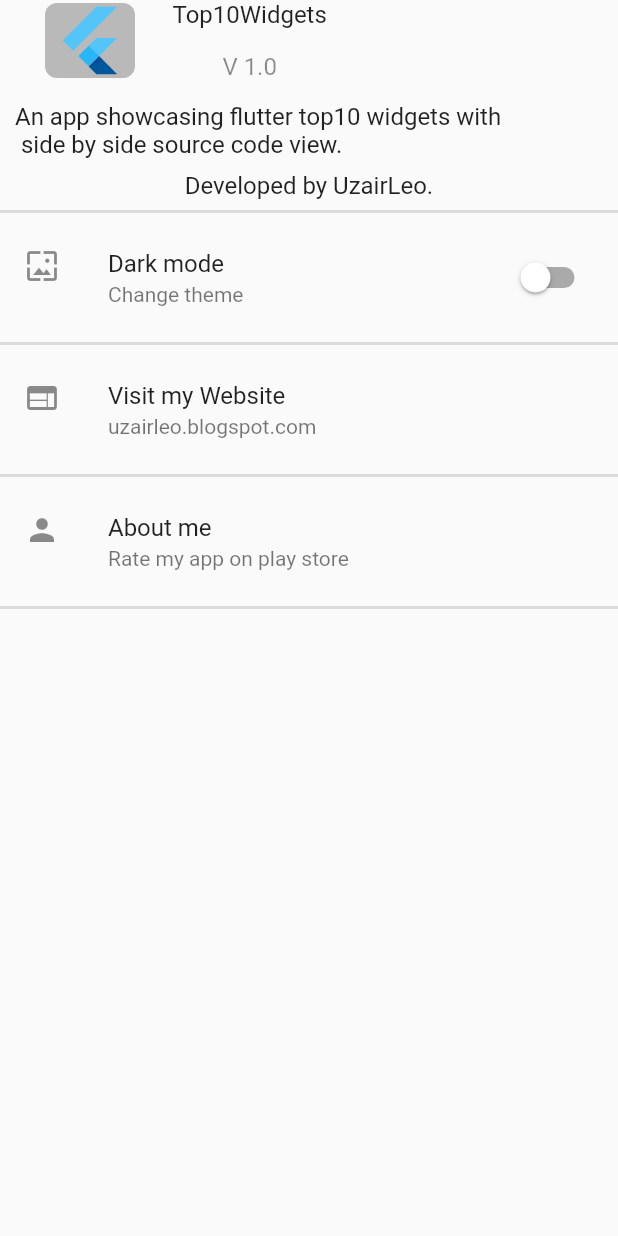
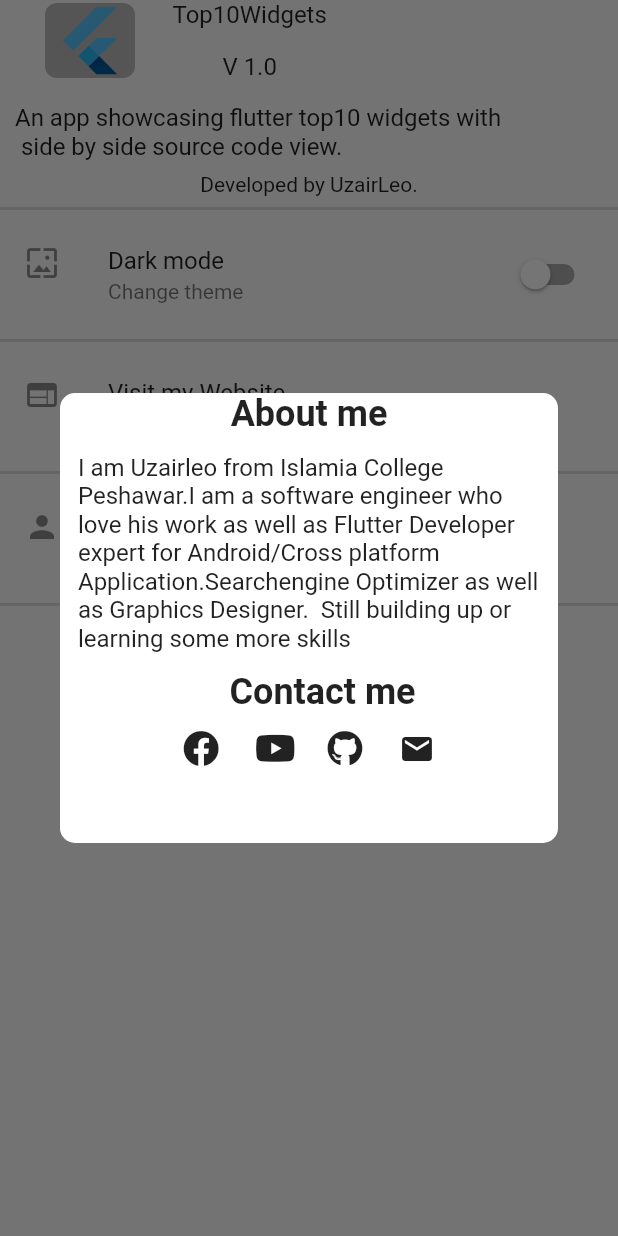
Before and after one commit to uzairleo/top10_flutter_widget, a Flutter app: the BackHome widget shown alone on an empty page, opened directly, after a tap on "About me", on a phone screen of 412 x 824 dp. Run offline on Flutter 3.47's test engine with Material 2 defaults, Android fonts, the light colour scheme and no system bars; our stand-ins replace backdrop, flutter_spinkit, font_awesome_flutter; Roboto replaces fonts that are missing (Satisfy); project files that could hold a hidden picture were left out.

Commit message:
fonts added

```diff
--- /dev/null
+++ b/lib/Aboutme.dart
@@ -0,0 +1,97 @@
+import 'package:flutter/material.dart';
+import 'package:url_launcher/url_launcher.dart';
+import 'package:font_awesome_flutter/font_awesome_flutter.dart';
+aboutme(BuildContext context)
+{
+  return
+    showDialog(
+        context: context,
+        builder: (BuildContext context) {
+          return Dialog(
+            elevation: 0.0,
+            backgroundColor: Colors.transparent,
+            child: Container(
+              height: 300.0,
+              decoration: BoxDecoration(
+                color: Colors.white,
+                borderRadius: BorderRadius.circular(10.0),
+              ),
+              child: Column(
+                // crossAxisAlignment: CrossAxisAlignment.start,
+                children: <Widget>[
+                  Text(
+                    "About me",
+                    style: TextStyle(
+                        fontSize: 24.0,
+                        fontWeight: FontWeight.bold,
+                        fontFamily: 'Satisfy'),
+                  ),
+                  Padding(
+                    padding: EdgeInsets.all(12.0),
+                    child: Text(
+                      'I am Uzairleo from Islamia College Peshawar.'
+                      'I am a software engineer who love his work '
+                      'as well as Flutter Developer expert for '
+                      'Android/Cross platform Application.Search'
+                      'engine Optimizer as well as Graphics Designer. '
+                      ' Still building up or learning some more skills',
+                      style: TextStyle(
+                        fontSize: 16.0,
+                      ),
+                    ),
+                  ),
+                  Padding(
+                    padding: const EdgeInsets.only(left: 18.0),
+                    child: Text(
+                      "Contact me",
+                      style: TextStyle(
+                          fontSize: 24.0,
+                          fontWeight: FontWeight.bold,
+                          fontFamily: 'Satisfy'),
+                    ),
+                  ),
+                  Row(
+                    mainAxisAlignment: MainAxisAlignment.center,
+                    children: <Widget>[
+                      IconButton(
+                          icon: Icon(FontAwesomeIcons.facebook),
+                          onPressed: () {
+                            urlLauncher(
+                                "https://web.facebook.com/uzairleo.336");
+                          }),
+                      IconButton(
+                          icon: Icon(FontAwesomeIcons.youtube),
+                          onPressed: () {
+                            urlLauncher(
+                                "https://www.youtube.com/channel/UCbLTPRCpnfaJujz9ApONdAw");
+                          }),
+                      IconButton(
+                          icon: Icon(FontAwesomeIcons.github),
+                          onPressed: () {
+                            urlLauncher(
+                                "https://github.com/uzairleo/file_saving_flutter-sharedpref-Sqflite-FileHandling-");
+                          }),
+                      IconButton(
+                          icon: Icon(Icons.mail),
+                          onPressed: () {
+                            urlLauncher(
+                                "https://mail.google.com/mail/u/0/#inbox");
+                          }),
+                    ],
+                  )
+                ],
+              ),
+            ),
+          );
+        });
+}
+urlLauncher(String loadPath)async{
+
+  if(await canLaunch(loadPath))
+  {
+    await launch(loadPath);
+  }else{
+    throw "error ahead";
+  }
+
+}
--- a/lib/BackHome.dart
+++ b/lib/BackHome.dart
@@ -1,4 +1,5 @@
 import 'package:flutter/material.dart';
+import 'package:top10flutterwid/Aboutme.dart';
 import 'package:top10flutterwid/main.dart';
 // import 'package:top10flutterwid/main.dart';
 // import 'package:font_awesome_flutter/font_awesome_flutter.dart';
@@ -13,11 +14,11 @@ class BackHome extends StatefulWidget {
 class _BackHomeState extends State<BackHome> {
   var themefunc;
   _BackHomeState(this.themefunc);
-  bool _darktheme = true;
-  TextStyle _textstyle = TextStyle(
-    color: Colors.black87,
-    fontSize: 16.0,
-  );
+  // static var textcolor = Colors.black;
+  // TextStyle _textstyle = TextStyle(
+  //   color: textcolor,
+  //   fontSize: 16.0,
+  // );
 
   @override
   Widget build(BuildContext context) {
@@ -51,19 +52,19 @@ class _BackHomeState extends State<BackHome> {
               children: <Widget>[
                 Text(
                   "Top10Widgets",
-                  style: _textstyle,
+                  style: TextStyle(fontSize: 16),
                 ),
                 Text(""),
                 Text(
                   "V 1.0",
-                  style: _textstyle.apply(color: Colors.black45),
+                  style: TextStyle(fontSize: 16),
                 )
               ],
             ),
           ],
         ),
         SizedBox(
-          height: 14.0,
+          height: 15.0,
         ),
         Row(
           children: <Widget>[
@@ -71,24 +72,23 @@ class _BackHomeState extends State<BackHome> {
             Text(
               'An app showcasing flutter top10 widgets with\n'
               ' side by side source code view.',
-              style: _textstyle,
-            ),
+              style:TextStyle(fontSize: 16.0) ),
           ],
         ),
         SizedBox(height: 8.0),
         Text(
           "Developed by UzairLeo.",
-          style: _textstyle,
+          // style: _textstyle,
         ),
       ]),
     );
   }
+
   Widget _backlayer() {
     return Center(
       child: Container(
         //  color: Colors.orangeAccent,
-        child: Column(
-            children: <Widget>[
+        child: Column(children: <Widget>[
           _discriptionSection(),
           Divider(
             thickness: 2.0,
@@ -103,8 +103,9 @@ class _BackHomeState extends State<BackHome> {
               onChanged: (bool value) {
                 // darkThemeButton(value);
                 setState(() {
-                  switchValue=value;
-
+                  switchValue = value;
+                  // textcolor=Colors.white;
+                  // (switchValue==true)?textcolor=Colors.white:textcolor=Colors.black;
                   themefunc(switchValue);
                 });
               },
@@ -120,7 +121,9 @@ class _BackHomeState extends State<BackHome> {
             leading: Icon(Icons.web),
             title: Text("Visit my Website"),
             subtitle: Text("uzairleo.blogspot.com"),
-                onTap: () {},
+            onTap: () {
+              urlLauncher('http://uzairleo.blogspot.com');
+            },
           ),
           Divider(
             thickness: 2.0,
@@ -129,7 +132,9 @@ class _BackHomeState extends State<BackHome> {
             leading: Icon(Icons.person),
             title: Text("About me"),
             subtitle: Text("Rate my app on play store "),
-                onTap: () {},
+            onTap: () {
+              aboutme(context);
+            },
           ),
           Divider(
             thickness: 2.0,
@@ -138,29 +143,4 @@ class _BackHomeState extends State<BackHome> {
       ),
     );
   }
-  // test()
-  // {
-  //   if(bcolor==Brightness.dark)
-  //   {
-  //     MyApp.myBrightness=Brightness.light;
-  //   }
-  //   else{
-  //     MyApp.myBrightness=Brightness.dark;
-  //   }
-  // }
-
-  darkThemeButton(bool dtheme) {
-    setState(() {
-      _darktheme = dtheme;
-
-//  if(bcolor==Brightness.dark)
-//     {
-//       ThemeData.dark();
-//       MyApp.myBrightness=Brightness.light;
-//     }
-//     else{
-//       MyApp.myBrightness=Brightness.dark;
-//     }
-    });
 }
-}
```
Also changed, not shown: lib/DashBoard.dart (+4 -4 lines), lib/main.dart (+7 -11 lines), fonts/Satisfy-Regular.ttf (added), fonts/SpicyRice-Regular.ttf (added), fonts/digital-7 (italic).ttf (added), fonts/digital-7 (mono italic).ttf (added), fonts/digital-7 (mono).ttf (added), fonts/digital-7.ttf (added), fonts/readme.txt (added). Lines whose indentation alone changed are shown as unchanged.
